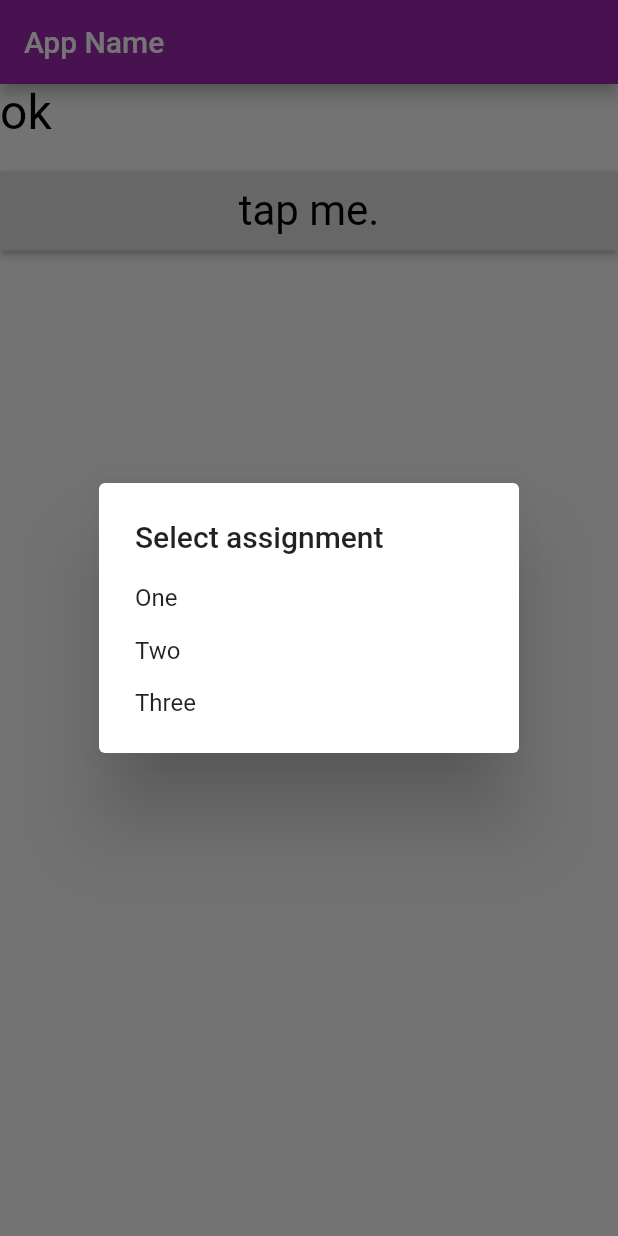
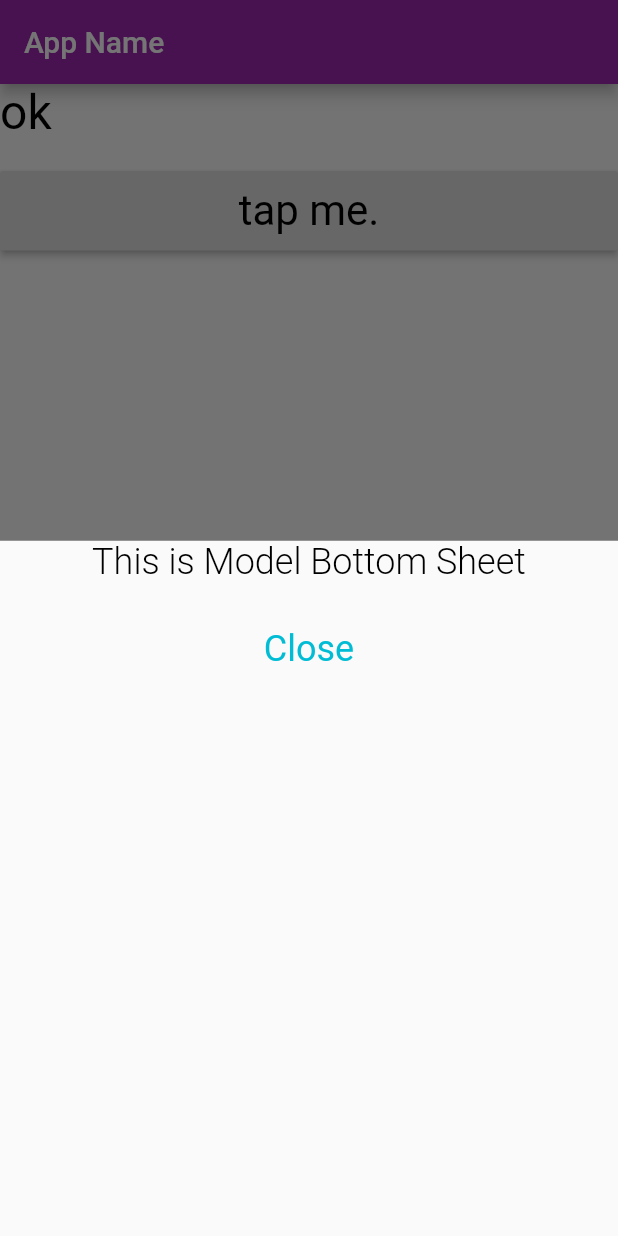
Before and after one commit to CutRay/tutorial-flutter, a Flutter app: the screen it shows after launch, after a tap on "tap me.", on a phone screen of 412 x 824 dp. Run offline on Flutter 3.47's test engine with Material 2 defaults, Android fonts, the phone set to English and light mode, and no system bars.

Commit message:
ModalBottomSheet完成

```diff
--- a/lib/main.dart
+++ b/lib/main.dart
@@ -75,20 +75,27 @@ class _MyHomePageState extends State<MyHomePage> {
   }
 
   void buttonPressed() {
-    showDialog(
+    showModalBottomSheet(
         context: context,
-        builder: (BuildContext context) => SimpleDialog(
-              title: const Text('Select assignment'),
+        builder: (BuildContext context) => Column(
               children: <Widget>[
-                SimpleDialogOption(
-                    onPressed: () => Navigator.pop<String>(context, 'One'),
-                    child: Text('One')),
-                SimpleDialogOption(
-                    onPressed: () => Navigator.pop<String>(context, 'Two'),
-                    child: Text('Two')),
-                SimpleDialogOption(
-                    onPressed: () => Navigator.pop<String>(context, 'Three'),
-                    child: Text('Three')),
+                Text(
+                  'This is Model Bottom Sheet',
+                  style: TextStyle(
+                      fontSize: 24.0,
+                      fontWeight: FontWeight.w300,
+                      color: Colors.black),
+                ),
+                Padding(padding: EdgeInsets.all(10.0)),
+                FlatButton(
+                    onPressed: () => Navigator.pop<String>(context, 'Close'),
+                    child: Text(
+                      'Close',
+                      style: TextStyle(
+                          fontSize: 24.0,
+                          fontWeight: FontWeight.w400,
+                          color: Colors.cyan),
+                    ))
               ],
             )).then((value) => resultAlert(value));
   }
```
